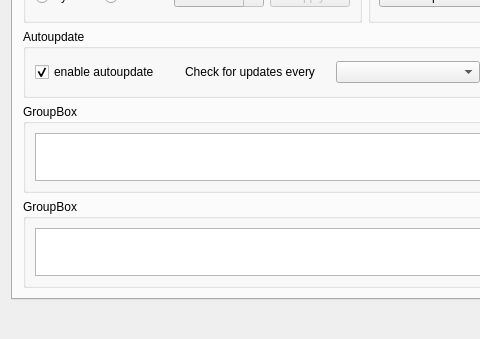
Kolcha/DigitalClock4, file digital_clock/gui/settings_dialog.ui: the form before one commit; both pictures show x 0 to 480 and y 94 to 433 of the 670 by 433 pixel window.
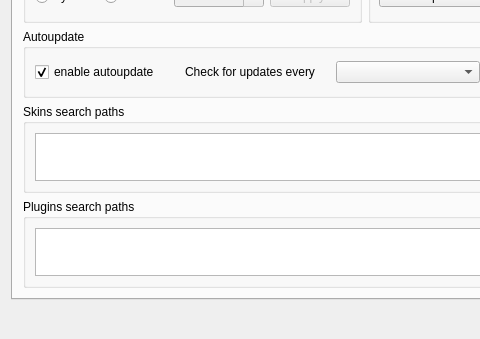
The form after the commit. The open tabs and pages were chosen to show the change.

Commit message:
renamed widgets
branch : manage_paths

Diff of the .ui file:
```diff
--- a/digital_clock/gui/settings_dialog.ui
+++ b/digital_clock/gui/settings_dialog.ui
@@ -629,7 +629,7 @@
        <item row="2" column="0" colspan="2">
         <widget class="QGroupBox" name="groupBox">
          <property name="title">
-          <string>GroupBox</string>
+          <string>Skins search paths</string>
          </property>
          <layout class="QGridLayout" name="gridLayout_3">
           <item row="0" column="0" rowspan="2">
@@ -662,7 +662,7 @@
        <item row="3" column="0" colspan="2">
         <widget class="QGroupBox" name="groupBox_2">
          <property name="title">
-          <string>GroupBox</string>
+          <string>Plugins search paths</string>
          </property>
          <layout class="QGridLayout" name="gridLayout_7">
           <item row="0" column="0" rowspan="2">
```
Left out of the diff: 54 changed lines with no effect on the pictures.
